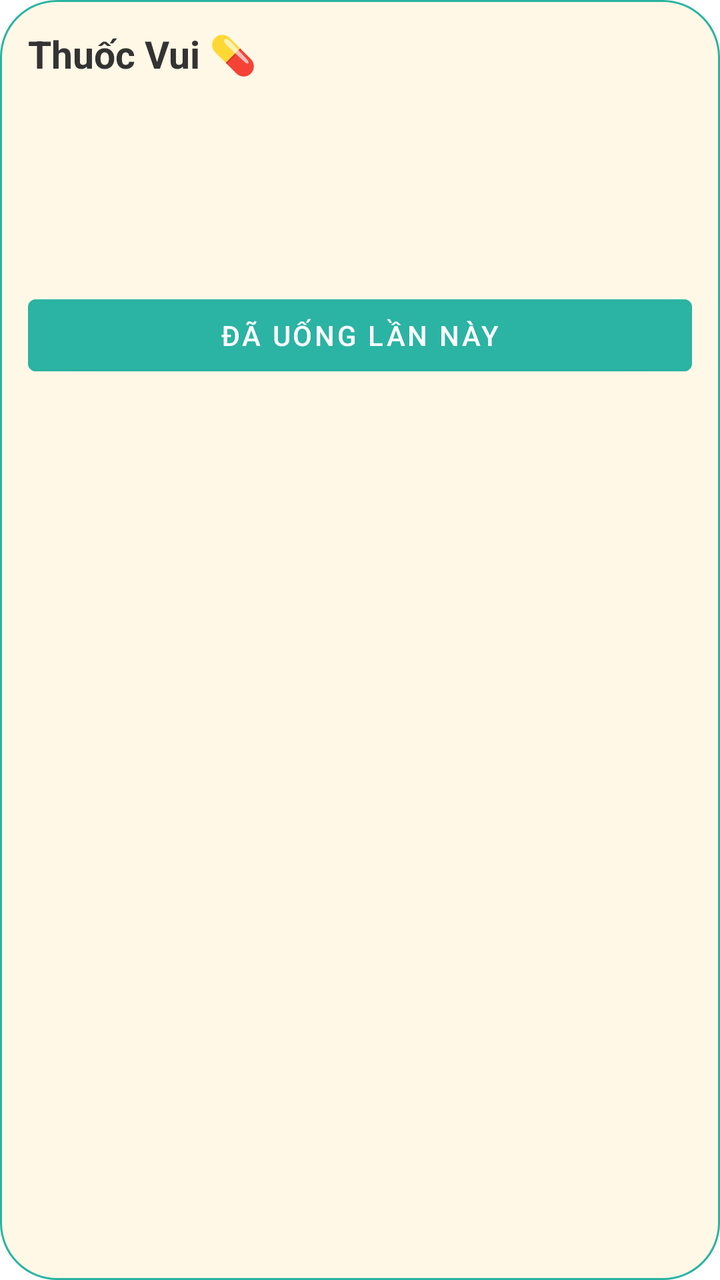
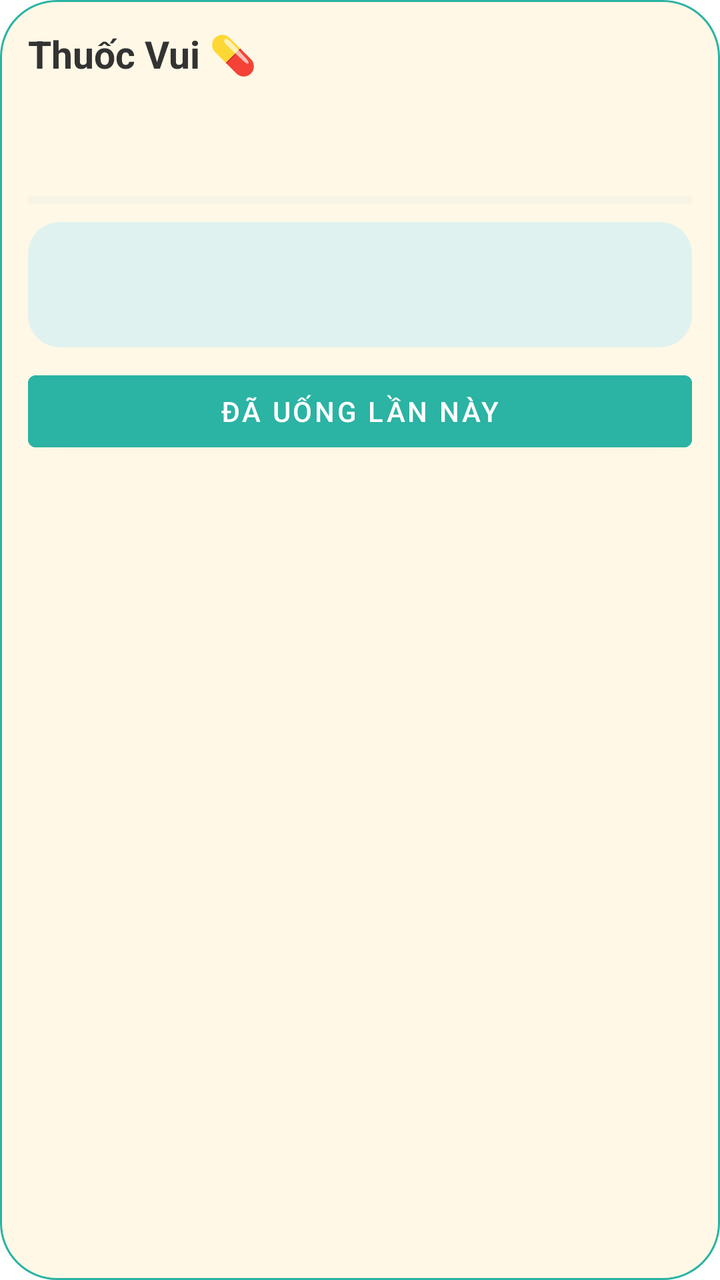

Two renders of the same Android screen: before a commit and after it. Below are the layout's source before the change and the commit's diff.
<!-- AndroidManifest.xml: fallback theme Theme.MaterialComponents.DayNight.NoActionBar -->
<!-- res/layout/thuoc_vui_widget.xml -->
<?xml version="1.0" encoding="utf-8"?>
<LinearLayout xmlns:android="http://schemas.android.com/apk/res/android"
    android:id="@+id/widget_container"
    android:layout_width="match_parent"
    android:layout_height="match_parent"
    android:layout_margin="4dp"
    android:orientation="vertical"
    android:background="@drawable/widget_background"
    android:padding="14dp">
    <TextView
        android:id="@+id/widget_title"
        android:layout_width="match_parent"
        android:layout_height="wrap_content"
        android:text="Thuốc Vui 💊"
        android:textSize="19sp"
        android:textStyle="bold"
        android:textColor="#333333" />
    <TextView
        android:id="@+id/widget_pip"
        android:layout_width="match_parent"
        android:layout_height="wrap_content"
        android:layout_marginTop="6dp"
        android:textSize="14sp"
        android:textColor="#333333" />
    <TextView
        android:id="@+id/widget_progress"
        android:layout_width="match_parent"
        android:layout_height="wrap_content"
        android:layout_marginTop="6dp"
        android:textSize="15sp"
        android:textColor="#333333" />
    <TextView
        android:id="@+id/widget_next"
        android:layout_width="match_parent"
        android:layout_height="wrap_content"
        android:layout_marginTop="4dp"
        android:textSize="16sp"
        android:textStyle="bold"
        android:textColor="#333333" />
    <TextView
        android:id="@+id/widget_next_time"
        android:layout_width="match_parent"
        android:layout_height="wrap_content"
        android:textSize="14sp"
        android:textColor="#666666" />
    <Button
        android:id="@+id/widget_checkin"
        android:layout_width="match_parent"
        android:layout_height="wrap_content"
        android:layout_marginTop="8dp"
        android:text="Đã uống lần này"
        android:textColor="#FFFFFF"
        android:backgroundTint="#2BB3A3" />
    <TextView
        android:id="@+id/widget_done"
        android:layout_width="match_parent"
        android:layout_height="wrap_content"
        android:layout_marginTop="8dp"
        android:text="🎉 Đã xong hôm nay!"
        android:textSize="16sp"
        android:textStyle="bold"
        android:visibility="gone" />
    <TextView
        android:id="@+id/widget_done_detail"
        android:layout_width="match_parent"
        android:layout_height="wrap_content"
        android:layout_marginTop="4dp"
        android:textSize="14sp"
        android:textColor="#333333"
        android:visibility="gone" />
</LinearLayout>
<!-- resources referenced by this layout -->
<resources>
  <!-- drawable widget_background (drawable) -->
  <?xml version="1.0" encoding="utf-8"?>
  <shape xmlns:android="http://schemas.android.com/apk/res/android" android:shape="rectangle">
      <solid android:color="#FFFFF8E6" />
      <corners android:radius="28dp" />
      <stroke android:width="1dp" android:color="#2BB3A3" />
  </shape>
</resources>

<!-- the commit's change to res/layout/thuoc_vui_widget.xml (unified diff, before → after) -->
@@ -29,20 +29,39 @@
         android:layout_marginTop="6dp"
         android:textSize="15sp"
         android:textColor="#333333" />
-    <TextView
-        android:id="@+id/widget_next"
+    <ProgressBar
+        android:id="@+id/widget_progress_bar"
+        style="?android:attr/progressBarStyleHorizontal"
+        android:layout_width="match_parent"
+        android:layout_height="6dp"
+        android:layout_marginTop="6dp"
+        android:max="100"
+        android:progress="0"
+        android:progressTint="#2BB3A3"
+        android:progressBackgroundTint="#D9E8E5" />
+    <LinearLayout
+        android:id="@+id/widget_next_card"
         android:layout_width="match_parent"
         android:layout_height="wrap_content"
-        android:layout_marginTop="4dp"
-        android:textSize="16sp"
-        android:textStyle="bold"
-        android:textColor="#333333" />
-    <TextView
-        android:id="@+id/widget_next_time"
-        android:layout_width="match_parent"
-        android:layout_height="wrap_content"
-        android:textSize="14sp"
-        android:textColor="#666666" />
+        android:layout_marginTop="8dp"
+        android:orientation="vertical"
+        android:background="@drawable/next_card_light"
+        android:padding="10dp">
+        <TextView
+            android:id="@+id/widget_next"
+            android:layout_width="match_parent"
+            android:layout_height="wrap_content"
+            android:textSize="16sp"
+            android:textStyle="bold"
+            android:textColor="#333333" />
+        <TextView
+            android:id="@+id/widget_next_time"
+            android:layout_width="match_parent"
+            android:layout_height="wrap_content"
+            android:layout_marginTop="2dp"
+            android:textSize="14sp"
+            android:textColor="#666666" />
+    </LinearLayout>
     <Button
         android:id="@+id/widget_checkin"
         android:layout_width="match_parent"
<!-- resource entries referenced after the edit -->
@@ -1,5 +1,11 @@
 <!-- resources referenced by this layout -->
 <resources>
+  <!-- drawable next_card_light (drawable) -->
+  <?xml version="1.0" encoding="utf-8"?>
+  <shape xmlns:android="http://schemas.android.com/apk/res/android" android:shape="rectangle">
+      <solid android:color="#FFE0F2EF" />
+      <corners android:radius="16dp" />
+  </shape>
   <!-- drawable widget_background (drawable) -->
   <?xml version="1.0" encoding="utf-8"?>
   <shape xmlns:android="http://schemas.android.com/apk/res/android" android:shape="rectangle">
